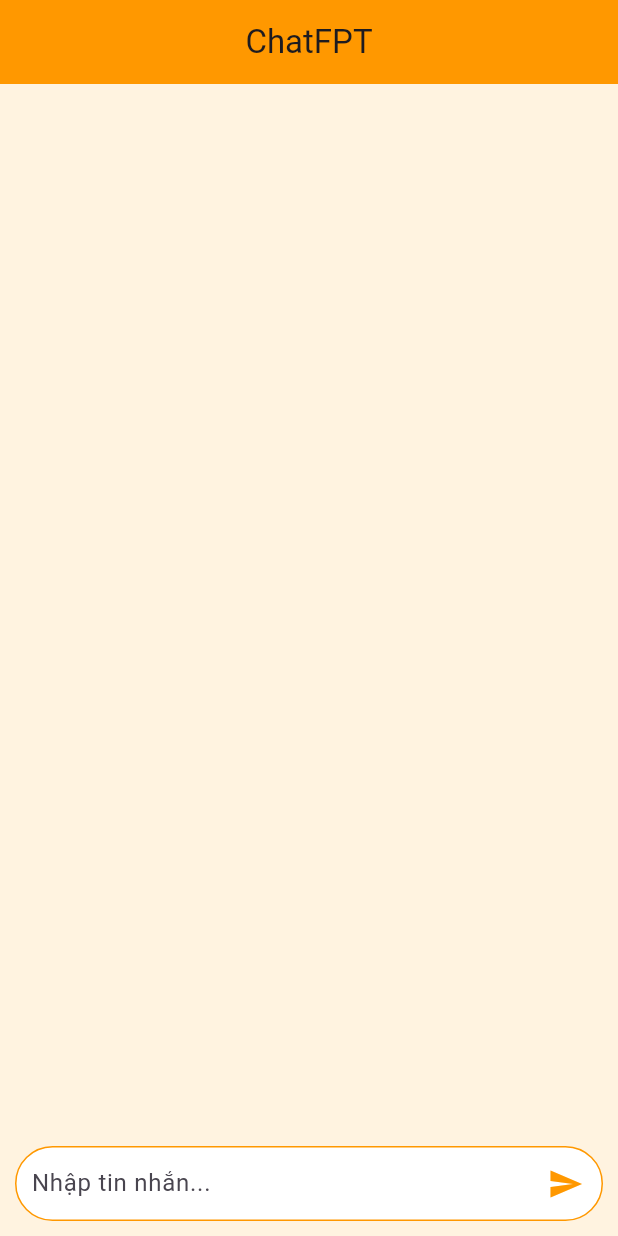
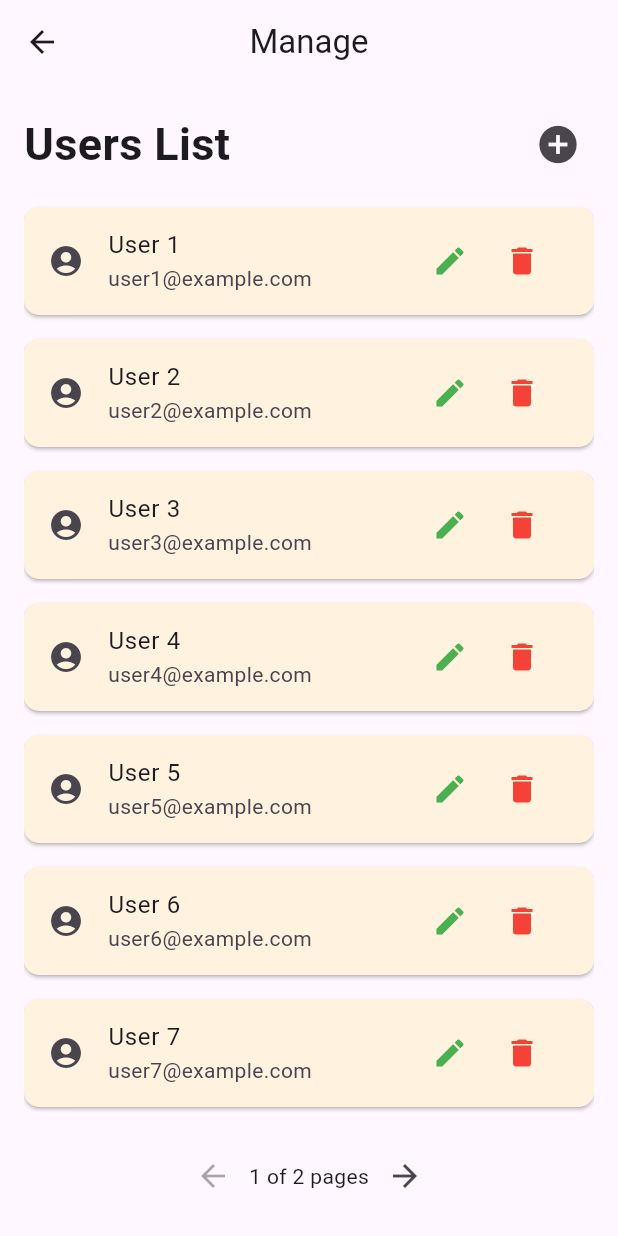
Before and after one commit to quochungg/ChatFPT.Mobile, a Flutter app: the screen it shows after launch, on a phone screen of 412 x 824 dp. Run offline on Flutter 3.47's test engine with Material 3 defaults, Android fonts, the phone set to English and light mode, and no system bars.

Commit message:
UserList
CRUD User

```diff
--- a/lib/main.dart
+++ b/lib/main.dart
@@ -1,5 +1,6 @@
 import 'package:flutter/material.dart';
-import 'screens/chat_screen.dart'; // Import file ChatScreen.dart
+// import 'screens/chat_screen.dart';
+import 'screens/UserList.dart';  // Đảm bảo rằng UserList.dart đã được tạo trong thư mục screens
 
 void main() {
   runApp(const MyApp());
@@ -15,7 +16,7 @@ class MyApp extends StatelessWidget {
       theme: ThemeData(
         primarySwatch: Colors.orange,
       ),
-      home: const ChatScreen(),
+      home:UserListScreen(), // Thay ChatScreen() bằng UserListScreen()
     );
   }
 }
--- /dev/null
+++ b/lib/screens/UserList.dart
@@ -0,0 +1,298 @@
+import 'package:flutter/material.dart';
+
+void main() {
+  runApp(MyApp());
+}
+
+class MyApp extends StatelessWidget {
+  @override
+  Widget build(BuildContext context) {
+    return MaterialApp(
+      home: UserListScreen(),
+    );
+  }
+}
+
+class UserListScreen extends StatefulWidget {
+  @override
+  _UserListScreenState createState() => _UserListScreenState();
+}
+
+class _UserListScreenState extends State<UserListScreen> {
+  int currentPage = 1;
+  int totalPages = 2; // 20 users, 10 per page = 2 pages
+
+  // Dữ liệu mẫu cho người dùng
+  List<Map<String, String>> users = List.generate(
+    20,
+    (index) => {'name': 'User ${index + 1}', 'email': 'user${index + 1}@example.com'},
+  );
+
+  // Hàm lấy danh sách người dùng cho trang hiện tại
+  List<Map<String, String>> getUsersForCurrentPage() {
+    int startIndex = (currentPage - 1) * 10;
+    int endIndex = startIndex + 10;
+    if (endIndex > users.length) {
+      endIndex = users.length;
+    }
+    return users.sublist(startIndex, endIndex);
+  }
+
+  // Hàm điều hướng đến màn hình thêm người dùng
+  void _navigateToAddUserScreen() async {
+    final result = await Navigator.push(
+      context,
+      MaterialPageRoute(builder: (context) => EditUserScreen(isAddUser: true)),
+    );
+
+    // Nếu có kết quả (người dùng mới được thêm vào), cập nhật lại danh sách
+    if (result != null) {
+      setState(() {
+        users.add(result); // Thêm người dùng mới vào danh sách
+        totalPages = (users.length / 10).ceil(); // Cập nhật tổng số trang
+      });
+    }
+  }
+
+  // Hàm điều hướng đến màn hình chỉnh sửa
+  void _navigateToEditScreen(Map<String, String> user) async {
+    final result = await Navigator.push(
+      context,
+      MaterialPageRoute(builder: (context) => EditUserScreen(isAddUser: false, user: user)),
+    );
+
+    // Nếu có kết quả (cập nhật thông tin người dùng), cập nhật lại danh sách
+    if (result != null) {
+      setState(() {
+        users[users.indexOf(user)] = result; // Cập nhật người dùng trong danh sách
+      });
+    }
+  }
+
+  // Hàm hiển thị popup xác nhận khi xóa người dùng
+  void _showDeleteConfirmationDialog(int index) {
+    showDialog(
+      context: context,
+      builder: (BuildContext context) {
+        return AlertDialog(
+          title: Text('Xác nhận xóa'),
+          content: Text('Bạn có chắc muốn xóa người dùng này không?'),
+          actions: [
+            TextButton(
+              onPressed: () {
+                Navigator.of(context).pop(); // Đóng hộp thoại
+              },
+              child: Text('Không'),
+            ),
+            TextButton(
+              onPressed: () {
+                setState(() {
+                  users.removeAt(index); // Xóa người dùng tại index
+                  totalPages = (users.length / 10).ceil(); // Cập nhật tổng số trang
+                });
+                Navigator.of(context).pop(); // Đóng hộp thoại sau khi xóa
+              },
+              child: Text('Có'),
+            ),
+          ],
+        );
+      },
+    );
+  }
+
+  @override
+  Widget build(BuildContext context) {
+    return Scaffold(
+      appBar: AppBar(
+        leading: IconButton(
+          icon: Icon(Icons.arrow_back),
+          onPressed: () {
+            // Chức năng quay lại
+            Navigator.pop(context);
+          },
+        ),
+        title: Text('Manage'),
+        centerTitle: true, // Căn giữa tiêu đề "Manage"
+        actions: [],
+      ),
+      body: Padding(
+        padding: const EdgeInsets.all(16.0),
+        child: Column(
+          crossAxisAlignment: CrossAxisAlignment.start,  // Giữ chữ lệch trái
+          children: [
+            Row(
+              mainAxisAlignment: MainAxisAlignment.spaceBetween, // Chia đều giữa 'Users List' và dấu cộng
+              children: [
+                Text(
+                  'Users List',
+                  style: TextStyle(fontSize: 30, fontWeight: FontWeight.bold),
+                ),
+                // Dấu cộng để thêm người dùng chỉ xuất hiện ở góc phải của Users List
+                IconButton(
+                  icon: Icon(Icons.add_circle, size: 30), // Dấu cộng để thêm người dùng
+                  onPressed: _navigateToAddUserScreen,
+                ),
+              ],
+            ),
+            SizedBox(height: 10),
+            Expanded(
+              child: ListView.builder(
+                itemCount: getUsersForCurrentPage().length,
+                itemBuilder: (context, index) {
+                  var user = getUsersForCurrentPage()[index];
+                  return Card(
+                    margin: EdgeInsets.symmetric(vertical: 8),
+                    shape: RoundedRectangleBorder(
+                      borderRadius: BorderRadius.circular(10),
+                    ),
+                    color: Colors.orange.shade50,
+                    child: ListTile(
+                      leading: Icon(Icons.account_circle),
+                      title: Text(user['name']!),
+                      subtitle: Text(user['email']!),
+                      trailing: Row(
+                        mainAxisSize: MainAxisSize.min,
+                        children: [
+                          IconButton(
+                            icon: Icon(Icons.edit, color: Colors.green),
+                            onPressed: () {
+                              // Chuyển đến màn hình chỉnh sửa
+                              _navigateToEditScreen(user);
+                            },
+                          ),
+                          IconButton(
+                            icon: Icon(Icons.delete, color: Colors.red),
+                            onPressed: () {
+                              // Hiển thị hộp thoại xác nhận xóa khi nhấn nút delete
+                              _showDeleteConfirmationDialog(index);
+                            },
+                          ),
+                        ],
+                      ),
+                    ),
+                  );
+                },
+              ),
+            ),
+            SizedBox(height: 10),
+            Row(
+              mainAxisAlignment: MainAxisAlignment.center,
+              children: [
+                IconButton(
+                  icon: Icon(Icons.arrow_back),
+                  onPressed: currentPage > 1
+                      ? () {
+                          setState(() {
+                            currentPage--;
+                          });
+                        }
+                      : null,
+                ),
+                Text('$currentPage of $totalPages pages'),
+                IconButton(
+                  icon: Icon(Icons.arrow_forward),
+                  onPressed: currentPage < totalPages
+                      ? () {
+                          setState(() {
+                            currentPage++;
+                          });
+                        }
+                      : null,
+                ),
+              ],
+            ),
+          ],
+        ),
+      ),
+    );
+  }
+}
+
+// Màn hình chỉnh sửa và thêm thông tin người dùng
+class EditUserScreen extends StatefulWidget {
+  final Map<String, String>? user;
+  final bool isAddUser;
+
+  EditUserScreen({this.user, required this.isAddUser});
+
+  @override
+  _EditUserScreenState createState() => _EditUserScreenState();
+}
+
+class _EditUserScreenState extends State<EditUserScreen> {
+  late TextEditingController nameController;
+  late TextEditingController emailController;
+
+  @override
+  void initState() {
+    super.initState();
+    nameController = TextEditingController(text: widget.isAddUser ? '' : widget.user!['name']);
+    emailController = TextEditingController(text: widget.isAddUser ? '' : widget.user!['email']);
+  }
+
+  @override
+  Widget build(BuildContext context) {
+    return Scaffold(
+      appBar: AppBar(
+        title: Text(widget.isAddUser ? 'Add user' : 'Edit user'),
+        leading: IconButton(
+          icon: Icon(Icons.arrow_back),
+          onPressed: () {
+            Navigator.pop(context); // Quay lại màn hình trước
+          },
+        ),
+      ),
+      body: Padding(
+        padding: const EdgeInsets.all(16.0),
+        child: Column(
+          crossAxisAlignment: CrossAxisAlignment.start,  // Đảm bảo các tiêu đề nằm bên trái
+          children: [
+            Text(
+              'User name',
+              style: TextStyle(fontSize: 16, fontWeight: FontWeight.bold),
+            ),
+            TextField(
+              controller: nameController,
+              decoration: InputDecoration(
+                hintText: 'Add username',
+                contentPadding: EdgeInsets.symmetric(vertical: 10.0, horizontal: 20.0),
+                border: OutlineInputBorder(borderRadius: BorderRadius.circular(10)),
+              ),
+            ),
+            SizedBox(height: 20),
+            Text(
+              'User Email',
+              style: TextStyle(fontSize: 16, fontWeight: FontWeight.bold),
+            ),
+            TextField(
+              controller: emailController,
+              decoration: InputDecoration(
+                hintText: 'Add user email',
+                contentPadding: EdgeInsets.symmetric(vertical: 10.0, horizontal: 20.0),
+                border: OutlineInputBorder(borderRadius: BorderRadius.circular(10)),
+              ),
+            ),
+            SizedBox(height: 30),
+            Center(
+              child: ElevatedButton(
+                style: ElevatedButton.styleFrom(
+                  backgroundColor: Color.fromARGB(255, 239, 146, 5), // Màu cam
+                  padding: EdgeInsets.symmetric(vertical: 15, horizontal: 40), // Tăng kích thước nút
+                  shape: RoundedRectangleBorder(borderRadius: BorderRadius.circular(10)), // Bo tròn nút
+                ),
+                onPressed: () {
+                  Map<String, String> newUser = {
+                    'name': nameController.text,
+                    'email': emailController.text,
+                  };
+                  Navigator.pop(context, newUser); // Trả lại kết quả người dùng mới
+                },
+                child: Text(widget.isAddUser ? 'Add' : 'Edit', style: TextStyle(fontSize: 18, color: Colors.black)),
+              ),
+            ),
+          ],
+        ),
+      ),
+    );
+  }
+}
--- a/lib/screens/chat_screen.dart
+++ b/lib/screens/chat_screen.dart
@@ -1,108 +1,108 @@
-import 'package:flutter/material.dart';
+// import 'package:flutter/material.dart';
 
-class ChatScreen extends StatefulWidget {
-  const ChatScreen({super.key});
+// class ChatScreen extends StatefulWidget {
+//   const ChatScreen({super.key});
 
-  @override
-  ChatScreenState createState() => ChatScreenState();
-}
+//   @override
+//   ChatScreenState createState() => ChatScreenState();
+// }
 
-class ChatScreenState extends State<ChatScreen> {
-  final TextEditingController _controller = TextEditingController();
-  final List<Map<String, dynamic>> messages = [];
+// class ChatScreenState extends State<ChatScreen> {
+//   final TextEditingController _controller = TextEditingController();
+//   final List<Map<String, dynamic>> messages = [];
 
-  void _sendMessage() {
-    String text = _controller.text.trim();
-    if (text.isNotEmpty) {
-      setState(() {
-        messages.add({"text": text, "isUser": true});
-        messages.add({"text": "Xin chào! Tôi là ChatFPT.", "isUser": false});
-      });
-      _controller.clear();
-    }
-  }
+//   void _sendMessage() {
+//     String text = _controller.text.trim();
+//     if (text.isNotEmpty) {
+//       setState(() {
+//         messages.add({"text": text, "isUser": true});
+//         messages.add({"text": "Xin chào! Tôi là ChatFPT.", "isUser": false});
+//       });
+//       _controller.clear();
+//     }
+//   }
 
-  @override
-  Widget build(BuildContext context) {
-    return Scaffold(
-      backgroundColor: Colors.orange[50],
-      appBar: AppBar(
-        title: const Text("ChatFPT"),
-        backgroundColor: Colors.orange,
-        centerTitle: true,
-      ),
-      body: Column(
-        children: [
-          Expanded(
-            child: ListView.builder(
-              padding: const EdgeInsets.symmetric(horizontal: 10, vertical: 15),
-              itemCount: messages.length,
-              itemBuilder: (context, index) {
-                bool isUser = messages[index]["isUser"];
-                return Align(
-                  alignment: isUser ? Alignment.centerRight : Alignment.centerLeft,
-                  child: Container(
-                    margin: const EdgeInsets.symmetric(vertical: 5),
-                    padding: const EdgeInsets.all(12),
-                    decoration: BoxDecoration(
-                      color: isUser ? Colors.orangeAccent : Colors.white,
-                      borderRadius: BorderRadius.circular(20),
-                      boxShadow: [
-                        BoxShadow(
-                          color: Colors.black12,
-                          blurRadius: 4,
-                          spreadRadius: 1,
-                          offset: const Offset(0, 2),
-                        ),
-                      ],
-                    ),
-                    child: Text(
-                      messages[index]["text"],
-                      style: TextStyle(color: isUser ? Colors.white : Colors.black87),
-                    ),
-                  ),
-                );
-              },
-            ),
-          ),
+//   @override
+//   Widget build(BuildContext context) {
+//     return Scaffold(
+//       backgroundColor: Colors.orange[50],
+//       appBar: AppBar(
+//         title: const Text("ChatFPT"),
+//         backgroundColor: Colors.orange,
+//         centerTitle: true,
+//       ),
+//       body: Column(
+//         children: [
+//           Expanded(
+//             child: ListView.builder(
+//               padding: const EdgeInsets.symmetric(horizontal: 10, vertical: 15),
+//               itemCount: messages.length,
+//               itemBuilder: (context, index) {
+//                 bool isUser = messages[index]["isUser"];
+//                 return Align(
+//                   alignment: isUser ? Alignment.centerRight : Alignment.centerLeft,
+//                   child: Container(
+//                     margin: const EdgeInsets.symmetric(vertical: 5),
+//                     padding: const EdgeInsets.all(12),
+//                     decoration: BoxDecoration(
+//                       color: isUser ? Colors.orangeAccent : Colors.white,
+//                       borderRadius: BorderRadius.circular(20),
+//                       boxShadow: [
+//                         BoxShadow(
+//                           color: Colors.black12,
+//                           blurRadius: 4,
+//                           spreadRadius: 1,
+//                           offset: const Offset(0, 2),
+//                         ),
+//                       ],
+//                     ),
+//                     child: Text(
+//                       messages[index]["text"],
+//                       style: TextStyle(color: isUser ? Colors.white : Colors.black87),
+//                     ),
+//                   ),
+//                 );
+//               },
+//             ),
+//           ),
 
-          // Giao diện ô nhập tin nhắn
-          Padding(
-            padding: const EdgeInsets.all(10),
-            child: Row(
-              children: [
-                Expanded(
-                  child: Container(
-                    decoration: BoxDecoration(
-                      color: Colors.white,
-                      borderRadius: BorderRadius.circular(30),
-                      border: Border.all(color: Colors.orange, width: 1),
-                    ),
-                    child: Row(
-                      children: [
-                        const SizedBox(width: 10),
-                        Expanded(
-                          child: TextField(
-                            controller: _controller,
-                            decoration: const InputDecoration(
-                              hintText: "Nhập tin nhắn...",
-                              border: InputBorder.none,
-                            ),
-                          ),
-                        ),
-                        IconButton(
-                          icon: const Icon(Icons.send, color: Colors.orange),
-                          onPressed: _sendMessage,
-                        ),
-                      ],
-                    ),
-                  ),
-                ),
-              ],
-            ),
-          ),
-        ],
-      ),
-    );
-  }
-}
+//           // Giao diện ô nhập tin nhắn
+//           Padding(
+//             padding: const EdgeInsets.all(10),
+//             child: Row(
+//               children: [
+//                 Expanded(
+//                   child: Container(
+//                     decoration: BoxDecoration(
+//                       color: Colors.white,
+//                       borderRadius: BorderRadius.circular(30),
+//                       border: Border.all(color: Colors.orange, width: 1),
+//                     ),
+//                     child: Row(
+//                       children: [
+//                         const SizedBox(width: 10),
+//                         Expanded(
+//                           child: TextField(
+//                             controller: _controller,
+//                             decoration: const InputDecoration(
+//                               hintText: "Nhập tin nhắn...",
+//                               border: InputBorder.none,
+//                             ),
+//                           ),
+//                         ),
+//                         IconButton(
+//                           icon: const Icon(Icons.send, color: Colors.orange),
+//                           onPressed: _sendMessage,
+//                         ),
+//                       ],
+//                     ),
+//                   ),
+//                 ),
+//               ],
+//             ),
+//           ),
+//         ],
+//       ),
+//     );
+//   }
+// }
```
Also changed, not shown: 125 other files.
